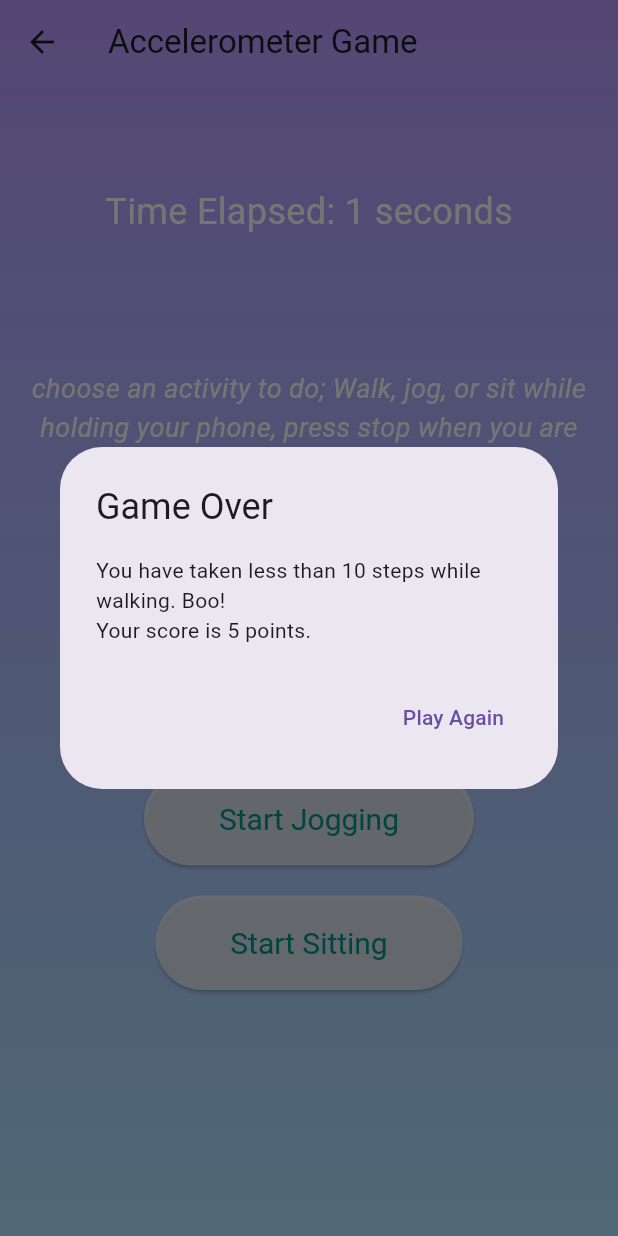
After one commit to peri-Bot/Mobile-App-for-Multi-Modal-Behavioral-Data-Collection-BahriApp, a Flutter app: the AccelerometerGames screen opened directly, after a tap on "Start Walking", after a tap on "Stop Activity", on a phone screen of 412 x 824 dp. The commit adds this screen. Run offline on Flutter 3.47's test engine with Material 3 defaults, Android fonts, the phone set to English and light mode, and no system bars; our stand-ins replace cloud_firestore, curved_navigation_bar, firebase_auth, firebase_core, flutter_dotenv, flutter_markdown and 1 more; missing offline and left inert: flutter_sensors; accounts and stored records are empty.

Commit message:
motion games fixes and clean ups

```diff
--- /dev/null
+++ b/lib/screens/game_screens/motion_game/acceleroGame.dart
@@ -0,0 +1,367 @@
+import 'dart:async';
+import 'package:flutter/material.dart';
+import '../../../services/accelerometerGame_service.dart';
+import 'package:flutter/services.dart'; // For vibration feedback
+
+class AccelerometerGames extends StatefulWidget {
+  const AccelerometerGames({super.key});
+
+  @override
+  MotionSensorGamePageState createState() => MotionSensorGamePageState();
+}
+
+class MotionSensorGamePageState extends State<AccelerometerGames> {
+  final StepCounter _stepCounter = StepCounter();
+  bool _isSensorAvailable = false;
+  int _stepCount = 0;
+  bool _isWalking = false;
+  bool _isPaused = false;
+  bool _isJogging = false;
+  bool _isSitting = false;
+  Timer? _timer;
+  int _elapsedSeconds = 0;
+  bool _isActive = false;
+  String _currentActivity = '';
+
+  @override
+  void initState() {
+    super.initState();
+    _initGame();
+  }
+
+  void _initGame() async {
+
+  }
+
+  void _startTimer() {
+    _timer = Timer.periodic(const Duration(seconds: 1), (timer) {
+      if (!_isPaused) {
+        setState(() {
+          _elapsedSeconds++;
+        });
+      }
+    });
+  }
+
+  void _stopTimer() {
+    _timer?.cancel();
+  }
+
+  void _pauseGame() {
+    setState(() {
+      _isPaused = true;
+      _stepCounter.stopDataCollection();
+    });
+  }
+
+  void _resumeGame() {
+    setState(() {
+      _isPaused = false;
+      _stepCounter.startDataCollection();
+    });
+  }
+
+  void _showCompletionDialog() {
+    String resultMessage;
+    int score;
+
+    if (_currentActivity == 'walking') {
+      if (_stepCount < 10) {
+        resultMessage = "You have taken less than 10 steps while walking. Boo!";
+        score = 5;
+      } else if (_stepCount < 20) {
+        resultMessage =
+        "You have taken more than 10 steps while walking. Keep moving!";
+        score = 10;
+      } else if (_stepCount < 30) {
+        resultMessage =
+        "You have taken more than 20 steps while walking. More data, more score!";
+        score = 15;
+      } else {
+        resultMessage = "You have taken more than 30 steps while walking!";
+        score = 20;
+      }
+    } else if (_currentActivity == 'jogging') {
+      if (_elapsedSeconds < 30) {
+        resultMessage = "You jogged for $_elapsedSeconds seconds. Keep going!";
+        score = 10;
+      } else if (_elapsedSeconds < 60) {
+        resultMessage = "You jogged for $_elapsedSeconds seconds. Good job!";
+        score = 15;
+      } else if (_elapsedSeconds < 90) {
+        resultMessage =
+        "You jogged for $_elapsedSeconds seconds. You're a pro!";
+        score = 20;
+      } else {
+        resultMessage =
+        "You jogged for $_elapsedSeconds seconds. Wow, you're a marathon runner!";
+        score = 25;
+      }
+    } else if (_currentActivity == 'sitting') {
+      double sittingStability = _stepCount /
+          (_elapsedSeconds > 0 ? _elapsedSeconds : 1);
+      if (sittingStability < 0.5) {
+        resultMessage =
+        "You sat still for $_elapsedSeconds seconds with a stability score of ${sittingStability
+            .toStringAsFixed(2)}. Good job!";
+        score = 10;
+      } else if (sittingStability < 1) {
+        resultMessage =
+        "You sat still for $_elapsedSeconds seconds with a stability score of ${sittingStability
+            .toStringAsFixed(2)}. Not bad!";
+        score = 5;
+      } else {
+        resultMessage =
+        "You sat still for $_elapsedSeconds seconds with a stability score of ${sittingStability
+            .toStringAsFixed(2)}. Try harder next time!";
+        score = 2;
+      }
+    } else {
+      resultMessage = "No activity recorded.";
+      score = 0;
+    }
+
+    showDialog(
+      context: context,
+      builder: (context) {
+        return AlertDialog(
+          title: const Text('Game Over'),
+          content: Text('$resultMessage\nYour score is $score points.'),
+          actions: <Widget>[
+            TextButton(
+              child: const Text('Play Again'),
+              onPressed: () {
+                Navigator.of(context).pop();
+                _resetGame();
+              },
+            ),
+          ],
+        );
+      },
+    );
+  }
+
+  void _resetGame() {
+    setState(() {
+      _stepCount = 0;
+      _elapsedSeconds = 0;
+      _isWalking = false;
+      _isJogging = false;
+      _isSitting = false;
+      _isPaused = false;
+    });
+    _stopTimer();
+    _stepCounter.reset();
+    _initGame();
+  }
+  void _initSensor() async {
+    bool sensorAvailable = await _stepCounter.initSensor(
+      onStepDetected: () {
+        setState(() {
+          _stepCount++;
+        });
+        HapticFeedback.vibrate(); // Vibration feedback for each step
+      },
+      currentActivity: _currentActivity, // Pass the current activity
+    );
+    setState(() {
+      _isSensorAvailable = sensorAvailable;
+    });
+  }
+  void _startWalking() {
+    setState(() {
+      _isActive = true;
+      _currentActivity = 'walking';
+      _isWalking = true;
+      _isJogging = false;
+      _isSitting = false;
+      _isPaused = false;
+    });
+    _initSensor();
+    _stepCounter.startDataCollection();
+    _startTimer();
+  }
+  void _startJogging() {
+    setState(() {
+      _isActive = true;
+      _currentActivity = 'jogging';
+      _isWalking = false;
+      _isJogging = true;
+      _isSitting = false;
+      _isPaused = false;
+    });
+    _initSensor();
+    _stepCounter.startDataCollection();
+    _startTimer();
+  }
+
+
+  void _startSitting() {
+    setState(() {
+      _isActive = true;
+      _currentActivity = 'sitting';
+      _isWalking = false;
+      _isJogging = false;
+      _isSitting = true;
+      _isPaused = false;
+    });
+    _initSensor();
+    _stepCounter.startDataCollection();
+    _startTimer();
+  }
+  void _stopActivity() {
+    _stepCounter.stopDataCollection();
+    _stopTimer();
+    _showCompletionDialog();
+    setState(() {
+      _isActive = false;
+      _currentActivity = '';
+      _isWalking = false;
+      _isJogging = false;
+      _isSitting = false;
+      _isPaused = false;
+    });
+  }
+
+  @override
+  void dispose() {
+    _stepCounter.dispose();
+    _timer?.cancel();
+    super.dispose();
+  }
+
+  @override
+  Widget build(BuildContext context) {
+    return Scaffold(
+      extendBodyBehindAppBar: true,
+      appBar: AppBar(
+        title: const Text('Accelerometer Game'),
+        backgroundColor: Colors.transparent,
+        elevation: 0,
+      ),
+      body: Container(
+        width: double.infinity,
+        height: double.infinity,
+        decoration: const BoxDecoration(
+          gradient: LinearGradient(
+            colors: [
+              Color.fromRGBO(183, 153, 255, 1),
+              Color.fromRGBO(172, 188, 255, 1),
+              Color.fromRGBO(174, 226, 255, 1),
+            ],
+            begin: Alignment.topCenter,
+            end: Alignment.bottomCenter,
+          ),
+        ),
+        child: Column(
+          mainAxisAlignment: MainAxisAlignment.center,
+          children: <Widget>[
+            Text(
+              'Time Elapsed: $_elapsedSeconds seconds',
+              style: const TextStyle(
+                fontSize: 24,
+                color: Colors.white,
+              ),
+            ),
+            const SizedBox(height: 80),
+            Padding(
+              padding: const EdgeInsets.all(8.0),
+              child: const Text(
+                'choose an activity to do; Walk, jog, or sit while holding your phone, '
+                    'press stop when you are done.',
+                style: TextStyle(
+                  fontSize: 18,
+                  color: Colors.white,
+                  fontStyle: FontStyle.italic,
+                ),
+                textAlign: TextAlign.center,
+              ),
+            ),
+            SizedBox(height: 25,),
+            Text("Choose an Activity",
+            style: TextStyle(
+              fontWeight: FontWeight.bold,
+              fontSize: 20,
+              color: Colors.deepPurple
+            ),
+            ),
+            const SizedBox(height: 25),
+            SizedBox(height: 20,),
+            // Walking button
+            Visibility(
+              visible: !_isWalking && !_isJogging && !_isSitting,
+              child: ElevatedButton(
+                style: ElevatedButton.styleFrom(
+                  padding: const EdgeInsets.symmetric(
+                      horizontal: 50, vertical: 20),
+                  textStyle: const TextStyle(fontSize: 20),
+                  backgroundColor: Colors.white70,
+                  foregroundColor: Colors.teal,
+                ),
+                onPressed: _startWalking,
+                child: const Text('Start Walking'),
+              ),
+            ),
+            SizedBox(height: 20,),
+            // Jogging button
+            Visibility(
+              visible: !_isWalking && !_isJogging && !_isSitting,
+              child: ElevatedButton(
+                style: ElevatedButton.styleFrom(
+                  padding: const EdgeInsets.symmetric(
+                      horizontal: 50, vertical: 20),
+                  textStyle: const TextStyle(fontSize: 20),
+                  backgroundColor: Colors.white70,
+                  foregroundColor: Colors.teal,
+                ),
+                onPressed: _startJogging,
+                child: const Text('Start Jogging'),
+              ),
+            ),
+             SizedBox(height: 20,),
+            // Sitting button
+            Visibility(
+              visible: !_isWalking && !_isJogging && !_isSitting,
+              child: ElevatedButton(
+                style: ElevatedButton.styleFrom(
+                  padding: const EdgeInsets.symmetric(
+                      horizontal: 50, vertical: 20),
+                  textStyle: const TextStyle(fontSize: 20),
+                  backgroundColor: Colors.white70,
+                  foregroundColor: Colors.teal,
+                ),
+                onPressed: _startSitting,
+                child: const Text('Start Sitting'),
+              ),
+            ),
+
+            const SizedBox(height: 20),
+
+            // Stop button - visible only when an activity is active
+            if (_isWalking || _isJogging || _isSitting)
+              ElevatedButton(
+                style: ElevatedButton.styleFrom(
+                  padding: const EdgeInsets.symmetric(
+                      horizontal: 50, vertical: 20),
+                  textStyle: const TextStyle(fontSize: 20),
+                  backgroundColor: Colors.redAccent,
+                  foregroundColor: Colors.white,
+                ),
+                onPressed: _stopActivity,
+                child: const Text('Stop Activity'),
+              ),
+
+            const SizedBox(height: 20),
+
+            // Pause/Resume button
+            if (_isWalking || _isJogging || _isSitting)
+              ElevatedButton(
+                onPressed: _isPaused ? _resumeGame : _pauseGame,
+                child: Text(_isPaused ? 'Resume' : 'Pause'),
+              ),
+          ],
+        ),
+      ),
+    );
+  }
+}
--- a/lib/screens/game_screens/motion_game/stepgame_mainscreen.dart
+++ b/lib/screens/game_screens/motion_game/accelerogame_mainscreen.dart
@@ -1,4 +1,4 @@
-import 'package:bahri_app/screens/game_screens/motion_game/stepgame_screen.dart';
+import 'package:bahri_app/screens/game_screens/motion_game/acceleroGame.dart';
 import 'package:flutter/material.dart';
 
 
@@ -84,7 +84,7 @@ class StartScreen extends StatelessWidget {
               onPressed: () {
                 Navigator.push(
                   context,
-                  MaterialPageRoute(builder: (context) => const StepCounterGamePage()),
+                  MaterialPageRoute(builder: (context) => const AccelerometerGames()),
                 );
               },
               child: const Text('Start Game'),
--- a/lib/screens/game_screens/motion_game/ball_game.dart
+++ b/lib/screens/game_screens/motion_game/gyroGame.dart
@@ -1,4 +1,4 @@
-import 'package:bahri_app/services/ball_game_gyro_data_logic.dart';
+import 'package:bahri_app/services/gyroGame_services.dart';
 import 'package:flutter/material.dart';
 import 'package:flutter_sensors/flutter_sensors.dart';
 import 'dart:async';
--- a/lib/screens/game_screens/motion_game/ballgame_mainscreen.dart
+++ b/lib/screens/game_screens/motion_game/gyroGame_mainScreen.dart
@@ -1,5 +1,5 @@
 import 'package:flutter/material.dart';
-import 'ball_game.dart';
+import 'gyroGame.dart';
 
 class GyroScreen extends StatelessWidget {
   const GyroScreen({super.key});
--- a/lib/screens/game_screens/motion_game/motion_game_main.dart
+++ b/lib/screens/game_screens/motion_game/motion_game_main.dart
@@ -1,8 +1,8 @@
-import 'package:bahri_app/screens/game_screens/motion_game/stepgame_mainscreen.dart';
+import 'package:bahri_app/screens/game_screens/motion_game/accelerogame_mainscreen.dart';
 import 'package:flutter/material.dart';
 
 import '../../../services/game_card.dart';
-import 'ballgame_mainscreen.dart';
+import 'gyroGame_mainScreen.dart';
 
 
 class MotionGamesMain extends StatefulWidget {
--- a/lib/services/stepgame_logic.dart
+++ b/lib/services/accelerometerGame_service.dart
@@ -14,6 +14,7 @@ class StepCounter {
   final List<double> _accelerationData = [];
   double _peakAcceleration = 0;
   double _minAcceleration = double.infinity;
+  String? _currentActivity;
 
   // New fields
   DateTime? _lastStepTime;
@@ -23,9 +24,12 @@ class StepCounter {
 
   // Firestore session-based fields
   String? _sessionId;
-
+  void updateCurrentActivity(String newActivity) {
+    _currentActivity = newActivity;
+  }
   // Initialize the sensor
-  Future<bool> initSensor({required Function onStepDetected}) async {
+  Future<bool> initSensor({required Function onStepDetected, required String currentActivity}) async {
+    _currentActivity = currentActivity;
     bool sensorAvailable = await SensorManager().isSensorAvailable(Sensors.ACCELEROMETER);
 
     if (sensorAvailable) {
@@ -36,11 +40,12 @@ class StepCounter {
 
       _subscription = stream.listen((SensorEvent event) {
         if (_isDataCollectionEnabled) {
-          _processAccelerometerData(event.data, onStepDetected);
+          _processAccelerometerData(event.data, onStepDetected, currentActivity);
         }
       });
 
-      _sessionId = DateTime.now().millisecondsSinceEpoch.toString(); // Initialize session ID
+      _sessionId = (await _getNextSessionId()).toString();
+      // Initialize session ID
     }
     return sensorAvailable;
   }
@@ -51,7 +56,7 @@ class StepCounter {
   }
 
   // Process the accelerometer data and detect steps
-  void _processAccelerometerData(List<double> data, Function onStepDetected) {
+  void _processAccelerometerData(List<double> data, Function onStepDetected, String currentActivity) {
     double x = data[0], y = data[1], z = data[2];
     double magnitude = sqrt(x * x + y * y + z * z);
 
@@ -86,10 +91,11 @@ class StepCounter {
   void stopDataCollection() {
     _isDataCollectionEnabled = false;
   }
+
   // Calculate and store metrics in Firestore using session-based approach
 
   Future<int> _getNextSessionId() async {
-    DocumentReference counterRef = FirebaseFirestore.instance.collection('counters').doc('sessionCounter');
+    DocumentReference counterRef = FirebaseFirestore.instance.collection('session_counters').doc('Accelerometer_sessionCounter');
     return FirebaseFirestore.instance.runTransaction((transaction) async {
       DocumentSnapshot snapshot = await transaction.get(counterRef);
 
@@ -97,19 +103,14 @@ class StepCounter {
         counterRef.set({'count': 1});
         return 1;
       }
-
       int newCount = snapshot['count'] + 1;
       transaction.update(counterRef, {'count': newCount});
       return newCount;
     });
   }
   void _storeDataInFirestore() async {
-    _sessionId ??= (await _getNextSessionId()) as String?;
-
     try {
-      await FirebaseFirestore.instance.collection('users').doc('1').set({
-        'stepData': {
-          _sessionId.toString(): {
+      Map<String, dynamic> data = {
         'timestamp': FieldValue.serverTimestamp(),
         'averageAcceleration': getAverageAcceleration(),
         'peakAcceleration': _peakAcceleration,
@@ -120,8 +121,16 @@ class StepCounter {
         'stepDuration': _stepDurations.isNotEmpty ? '${_stepDurations.last} ms' : '0 ms',
         'averageStepDuration': '${getAverageStepDuration()} ms',
         'stepFrequency': getStepFrequency(),
-            'totalSteps': _totalSteps,
+        'activityType': _currentActivity,
+      };
+
+      if (_currentActivity != 'sitting') {
+        data['totalSteps'] = _totalSteps;
       }
+
+      await FirebaseFirestore.instance.collection('users').doc('1').set({
+        'Data_accelerometerData': {
+          _sessionId.toString(): data,
         }
       }, SetOptions(merge: true));
       print("Data stored successfully in Firestore");
```
Also changed, not shown: lib/screens/game_screens/motion_game/stepgame_screen.dart (deleted, +0 -226 lines), lib/services/ball_game_fb_services.dart (deleted, +0 -14 lines), lib/services/gyroGame_services.dart (renamed from lib/services/ball_game_gyro_data_logic.dart, +29 -6 lines). Lines whose indentation alone changed are shown as unchanged.
